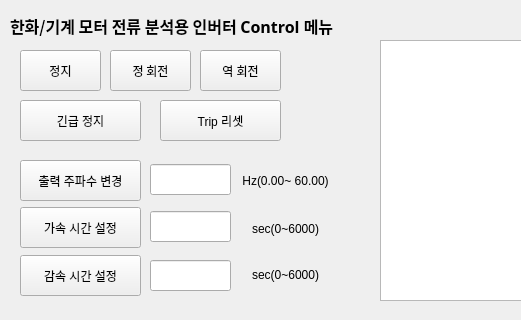
First picture: the form in inverterUI.ui, repository kimyh2000/pas-motor, before the edit; both pictures show x 0 to 521 and y 0 to 320 of the 689 by 704 pixel window.
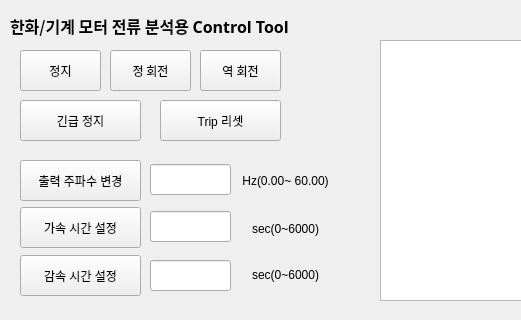
Second picture: the form after the edit.

Commit message: 레비블 변경

What changed in the file:
```diff
--- a/inverterUI.ui
+++ b/inverterUI.ui
@@ -32,7 +32,7 @@
      </font>
     </property>
     <property name="text">
-     <string>한화/기계 모터 전류 분석용 인버터 Control 메뉴</string>
+     <string>한화/기계 모터 전류 분석용 Control Tool</string>
     </property>
    </widget>
    <widget class="QPushButton" name="pushButton_FrontRun">
```
